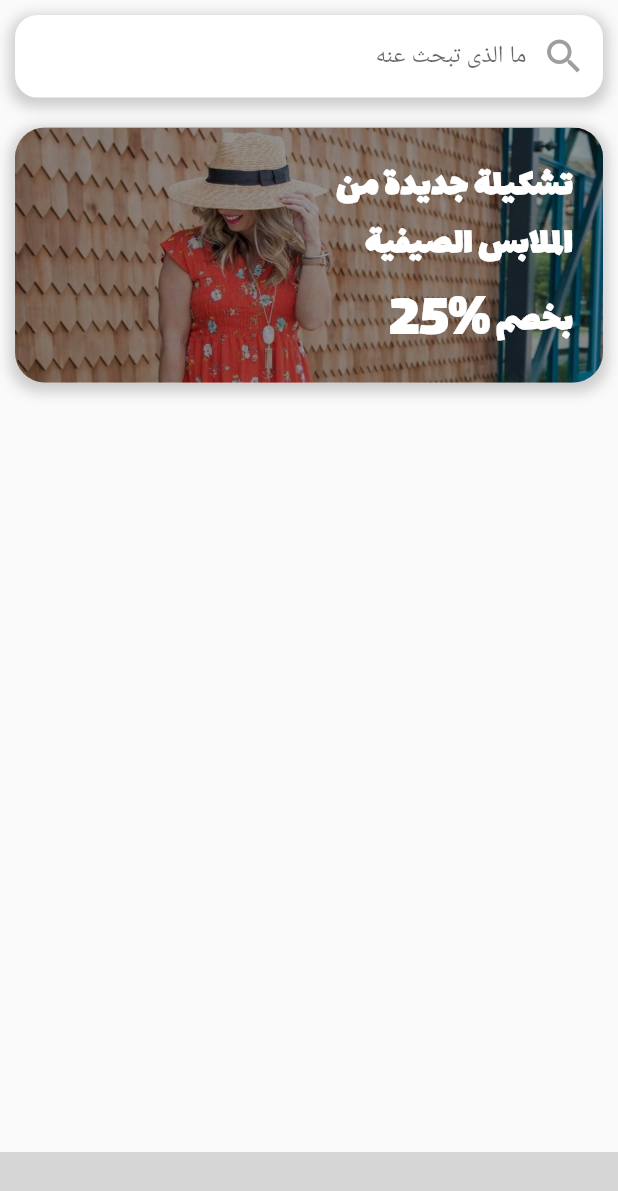
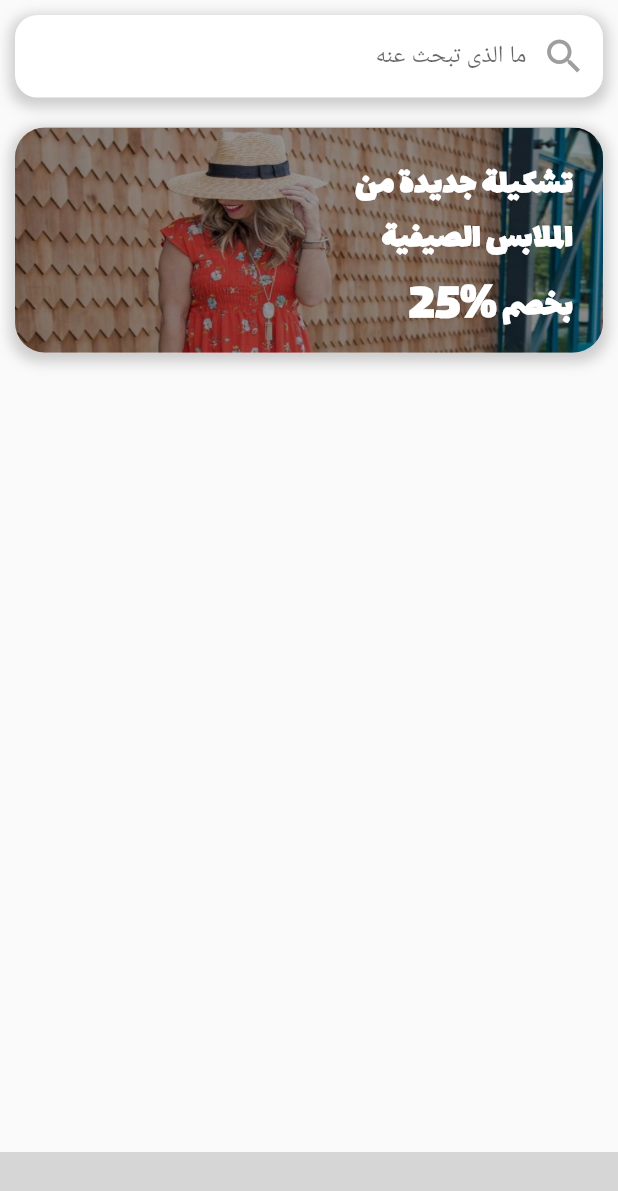
Before and after one commit to Asmaa933/Hodom-Task, a Flutter app: the HomeView screen opened by its route, on a phone screen of 412 x 824 dp. Shown: the top 1191 px of the screen. Run offline on Flutter 3.47's test engine with Material 2 defaults, Android fonts, the phone set to English and light mode, and no system bars; our stand-ins replace cached_network_image; missing offline and left inert: ff_navigation_bar; network calls fail; grey boxes are pictures that could not be loaded.

Commit message:
change in size for widgets
change in size for widgets

```diff
--- a/lib/Views/HomeView.dart
+++ b/lib/Views/HomeView.dart
@@ -75,7 +75,7 @@ class HomeView extends StatelessWidget {
 
   Widget mainImageBuilder() {
     return Container(
-      height: 170,
+      height: 150,
       margin: EdgeInsets.all(10),
       decoration: BoxDecoration(
         borderRadius: BorderRadius.circular(20),
@@ -97,13 +97,13 @@ class HomeView extends StatelessWidget {
           child: Column(
             crossAxisAlignment: CrossAxisAlignment.end,
             children: [
-              buildText(25, 'تشكيلة جديدة من \n الملابس الصيفية', Colors.white,
+              buildText(23, 'تشكيلة جديدة من \n الملابس الصيفية', Colors.white,
                   textAlign: TextAlign.end),
               Row(
                 mainAxisAlignment: MainAxisAlignment.end,
                 children: [
-                  buildText(40, '25%', Colors.white, textAlign: TextAlign.end),
-                  buildText(25, 'بخصم ', Colors.white,
+                  buildText(35, '25%', Colors.white, textAlign: TextAlign.end),
+                  buildText(23, 'بخصم ', Colors.white,
                       textAlign: TextAlign.end),
                 ],
               )
@@ -165,7 +165,7 @@ class ContainerBuilder extends StatelessWidget {
           crossAxisAlignment: CrossAxisAlignment.stretch,
           children: <Widget>[
             Container(
-              height: 100,
+              height: 110,
               width: double.infinity,
               child: ClipRRect(
                 borderRadius: BorderRadius.only(
--- a/lib/Views/LoginView.dart
+++ b/lib/Views/LoginView.dart
@@ -16,11 +16,11 @@ class LoginView extends StatelessWidget {
           crossAxisAlignment: CrossAxisAlignment.start,
           children: [
             closeButtonBuilder(context),
-            addHeightSizedBox(120),
+            addHeightSizedBox(80),
             Center(
               child: buildText(40, 'تسجيل الدخول', Colors.black),
             ),
-            addHeightSizedBox(30),
+            addHeightSizedBox(20),
             CheckAuth(),
           ],
         ),
@@ -161,7 +161,7 @@ class _CheckAuthState extends State<CheckAuth> {
         var errorLogin = Status.fromJson(data);
         showAlertDialog(context, 'خطأ', errorLogin.message);
         //remove to pass not having cred
-        // Navigator.of(context).pushNamed(ScreenRoutes.homeView);
+        //  Navigator.of(context).pushNamed(ScreenRoutes.homeView);
       }
     }
   }
```
